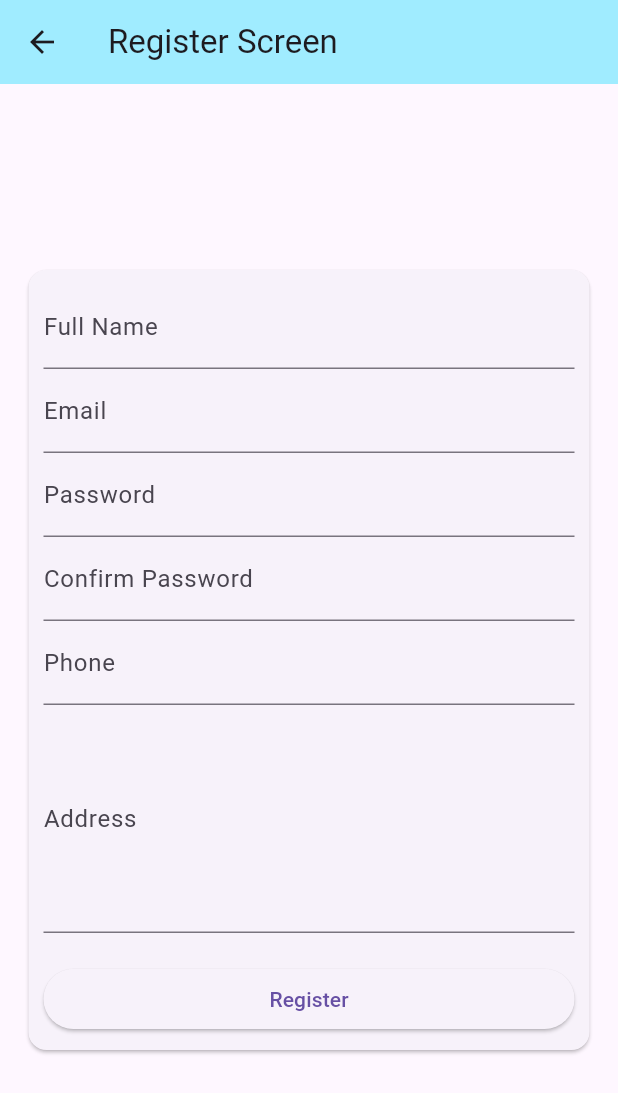
After one commit to YISHAN30/FlutterA242, a Flutter app: the RegisterScreen screen opened directly, on a phone screen of 412 x 824 dp. The commit adds this screen. Shown: the top 1093 px of the screen. Run offline on Flutter 3.47's test engine with Material 3 defaults, Android fonts, the phone set to English and light mode, and no system bars; our stand-ins replace shared_preferences; accounts and stored records are empty.

Commit message:
initial commit

```diff
--- a/volume_converter/lib/calculatorscreen.dart
+++ b/volume_converter/lib/calculatorscreen.dart
@@ -85,7 +85,7 @@ class _CalculatorScreenState extends State<CalculatorScreen> {
             const SizedBox(height: 5),
             SizedBox(height: 20),
             Text(
-              result.toStringAsFixed(2) + "cm3",
+              "${result.toStringAsFixed(2)}cm3",
               style: TextStyle(fontSize: 32),
             ),
             Text("Centimeters Cubed"),
--- a/volume_converter/lib/main.dart
+++ b/volume_converter/lib/main.dart
@@ -1,6 +1,5 @@
 import 'package:flutter/material.dart';
 import 'package:volume_converter/calculatorscreen.dart';
-import 'package:volume_converter/lengthconversionscreen.dart';
 
 void main() {
   runApp(const MainApp());
--- /dev/null
+++ b/wtms_app/analysis_options.yaml
@@ -0,0 +1 @@
+include: package:flutter_lints/flutter.yaml
--- /dev/null
+++ b/wtms_app/lib/main.dart
@@ -0,0 +1,19 @@
+import 'package:flutter/material.dart';
+import 'package:wtms_app/view/splashscreen.dart';
+
+void main() {
+  runApp(const MyApp());
+}
+
+class MyApp extends StatelessWidget {
+  const MyApp({super.key});
+
+  @override
+  Widget build(BuildContext context) {
+    return MaterialApp(
+      title: 'Worker Task Management System',
+      theme: ThemeData(),
+      home: const SplashScreen(),
+    );
+  }
+}
--- /dev/null
+++ b/wtms_app/lib/model/worker.dart
@@ -0,0 +1,37 @@
+class Worker {
+  String? id;
+  String? fullName;
+  String? email;
+  String? password;
+  String? phone;
+  String? address;
+
+  Worker({
+    this.id,
+    this.fullName,
+    this.email,
+    this.password,
+    this.phone,
+    this.address,
+  });
+
+  Worker.fromJson(Map<String, dynamic> json) {
+    id = json['id'];
+    fullName = json['full_name'];
+    email = json['email'];
+    password = json['password'];
+    phone = json['phone'];
+    address = json['address'];
+  }
+
+  Map<String, dynamic> toJson() {
+    final Map<String, dynamic> data = <String, dynamic>{};
+    data['id'] = id;
+    data['full_name'] = fullName;
+    data['email'] = email;
+    data['password'] = password;
+    data['phone'] = phone;
+    data['address'] = address;
+    return data;
+  }
+}
--- /dev/null
+++ b/wtms_app/lib/myconfig.dart
@@ -0,0 +1,3 @@
+class MyConfig {
+  static const String server = "http://192.168.100.59/wtms/";
+}
--- /dev/null
+++ b/wtms_app/lib/view/registerscreen.dart
@@ -0,0 +1,196 @@
+import 'dart:convert';
+import 'package:flutter/material.dart';
+import 'package:http/http.dart' as http;
+import 'package:wtms_app/myconfig.dart';
+import 'package:wtms_app/view/loginscreen.dart';
+
+class RegisterScreen extends StatefulWidget {
+  const RegisterScreen({super.key});
+
+  @override
+  State<RegisterScreen> createState() => _RegisterScreenState();
+}
+
+class _RegisterScreenState extends State<RegisterScreen> {
+  TextEditingController idController = TextEditingController();
+  TextEditingController fullNameController = TextEditingController();
+  TextEditingController emailController = TextEditingController();
+  TextEditingController passwordController = TextEditingController();
+  TextEditingController confirmPasswordController = TextEditingController();
+  TextEditingController phoneController = TextEditingController();
+  TextEditingController addressController = TextEditingController();
+
+  @override
+  Widget build(BuildContext context) {
+    return Scaffold(
+      appBar: AppBar(
+        title: const Text("Register Screen"),
+        backgroundColor: const Color.fromARGB(255, 160, 236, 255),
+      ),
+      body: Center(
+        child: SingleChildScrollView(
+          child: Container(
+            margin: const EdgeInsets.all(15.0),
+            child: Card(
+              child: Padding(
+                padding: const EdgeInsets.all(10.0),
+                child: Column(
+                  children: [
+                    TextField(
+                      controller: fullNameController,
+                      decoration: const InputDecoration(labelText: "Full Name"),
+                      keyboardType: TextInputType.text,
+                    ),
+                    TextField(
+                      controller: emailController,
+                      decoration: const InputDecoration(labelText: "Email"),
+                      keyboardType: TextInputType.emailAddress,
+                    ),
+                    TextField(
+                      controller: passwordController,
+                      decoration: const InputDecoration(labelText: "Password"),
+                      obscureText: true,
+                    ),
+                    TextField(
+                      controller: confirmPasswordController,
+                      decoration: const InputDecoration(
+                        labelText: "Confirm Password",
+                      ),
+                      obscureText: true,
+                    ),
+                    TextField(
+                      controller: phoneController,
+                      decoration: const InputDecoration(labelText: "Phone"),
+                      keyboardType: TextInputType.phone,
+                    ),
+                    TextField(
+                      controller: addressController,
+                      decoration: const InputDecoration(labelText: "Address"),
+                      keyboardType: TextInputType.text,
+                      maxLines: 5,
+                    ),
+                    const SizedBox(height: 20),
+                    SizedBox(
+                      width: 400,
+                      child: ElevatedButton(
+                        onPressed: registerWorkerDialog,
+                        child: const Text("Register"),
+                      ),
+                    ),
+                  ],
+                ),
+              ),
+            ),
+          ),
+        ),
+      ),
+    );
+  }
+
+  void registerWorkerDialog() {
+    String fullName = fullNameController.text;
+    String email = emailController.text;
+    String password = passwordController.text;
+    String confirmPassword = confirmPasswordController.text;
+    String phone = phoneController.text;
+    String address = addressController.text;
+
+    if (fullName.isEmpty ||
+        email.isEmpty ||
+        password.isEmpty ||
+        confirmPassword.isEmpty ||
+        phone.isEmpty ||
+        address.isEmpty) {
+      ScaffoldMessenger.of(context).showSnackBar(
+        const SnackBar(content: Text("Please fill in all the fields")),
+      );
+      return;
+    }
+
+    if (!email.contains('@') || !email.contains('.')) {
+      ScaffoldMessenger.of(context).showSnackBar(
+        const SnackBar(content: Text("Please enter a valid email")),
+      );
+      return;
+    }
+
+    if (password.length < 6) {
+      ScaffoldMessenger.of(context).showSnackBar(
+        const SnackBar(content: Text("Password must be at least 6 characters")),
+      );
+      return;
+    }
+
+    if (password != confirmPassword) {
+      ScaffoldMessenger.of(
+        context,
+      ).showSnackBar(const SnackBar(content: Text("Passwords do not match")));
+      return;
+    }
+
+    showDialog(
+      context: context,
+      builder: (BuildContext context) {
+        return AlertDialog(
+          title: const Text("Register this account?"),
+          content: const Text("Are you sure?"),
+          actions: [
+            TextButton(
+              child: const Text("Cancel"),
+              onPressed: () {
+                Navigator.of(context).pop();
+              },
+            ),
+            TextButton(
+              child: const Text("Ok"),
+              onPressed: () {
+                Navigator.of(context).pop();
+                registerWorker();
+              },
+            ),
+          ],
+        );
+      },
+    );
+  }
+
+  void registerWorker() {
+    String fullName = fullNameController.text;
+    String email = emailController.text;
+    String password = passwordController.text;
+    String phone = phoneController.text;
+    String address = addressController.text;
+
+    http
+        .post(
+          Uri.parse("${MyConfig.server}register_worker.php"),
+          body: {
+            "fullName": fullName,
+            "email": email,
+            "password": password,
+            "phone": phone,
+            "address": address,
+          },
+        )
+        .then((response) {
+          print(response.body);
+          if (response.statusCode == 200) {
+            var jsondata = json.decode(response.body);
+            if (jsondata['status'] == 'success') {
+              ScaffoldMessenger.of(
+                context,
+              ).showSnackBar(const SnackBar(content: Text("Success!")));
+              Navigator.of(context).pop();
+              Navigator.pushReplacement(
+                context,
+                MaterialPageRoute(builder: (context) => const LoginScreen()),
+              );
+            } else {
+              ScaffoldMessenger.of(context).showSnackBar(
+                const SnackBar(content: Text("Failed to register")),
+              );
+            }
+          }
+        });
+  }
+}
```
Also changed, not shown: wtms_app/lib/view/loginscreen.dart (added, +242 -0 lines), wtms_app/lib/view/profilescreen.dart (added, +62 -0 lines), wtms_app/lib/view/splashscreen.dart (added, +123 -0 lines), wtms_app/pubspec.yaml (added, +21 -0 lines), wtms_app/pubspec.lock (added), 124 other files.
